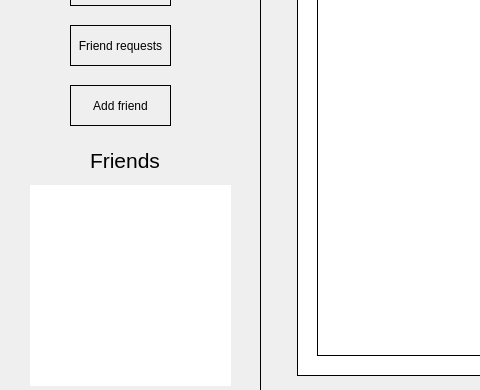
Old version of the form frontend/form.ui in the repository cpractice-org-lv-group1/todo-list-app; both pictures show x 0 to 480 and y 255 to 645 of the 1049 by 645 pixel window.
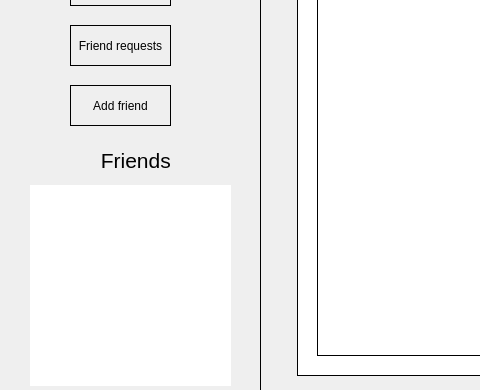
New version of the form. Icons and pictures are not drawn.

Commit message: Displaying friend list and friend requests

The edit to the form file:
```diff
--- a/frontend/form.ui
+++ b/frontend/form.ui
@@ -71,9 +71,9 @@
     <widget class="QLabel" name="label_6">
      <property name="geometry">
       <rect>
-       <x>90</x>
+       <x>60</x>
        <y>400</y>
-       <width>81</width>
+       <width>141</width>
        <height>31</height>
       </rect>
      </property>
@@ -89,7 +89,7 @@
 }</string>
      </property>
      <property name="text">
-      <string>Friends</string>
+      <string>       Friends</string>
      </property>
     </widget>
     <widget class="QLabel" name="labelName">
```
Left out of the diff: 8 changed lines with no effect on the pictures. The commit also changes 4 other files.
